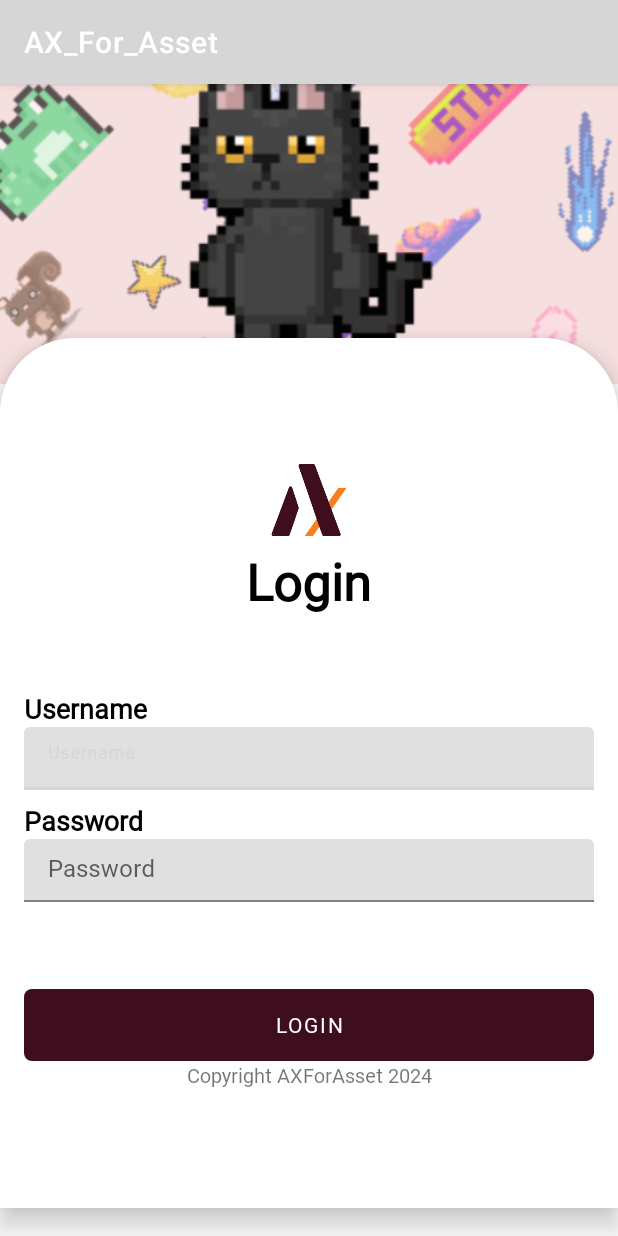
After one commit to ZivFerdinand/AX_For_Asset_Android, an Android app: the LoginActivity screen opened directly, with no data from a screen before it, on a phone screen of 412 x 824 dp. The commit adds this screen. Run offline under Robolectric (Android 15) with nearby library versions, the phone set to English and light mode, and no system bars.

Commit message:
Temp Update Error Fixing

```diff
--- a/app/src/main/AndroidManifest.xml
+++ b/app/src/main/AndroidManifest.xml
@@ -12,6 +12,12 @@
         android:theme="@style/Theme.AxForAsset"
         tools:targetApi="31">
         <activity
+            android:name=".ProfileActivity"
+            android:exported="false" />
+        <activity
+            android:name=".LoginActivity"
+            android:exported="false" />
+        <activity
             android:name=".MainActivity"
             android:exported="true">
             <intent-filter>
--- /dev/null
+++ b/app/src/main/java/com/example/axforasset/LoginActivity.java
@@ -0,0 +1,14 @@
+package com.example.axforasset;
+
+import androidx.appcompat.app.AppCompatActivity;
+
+import android.os.Bundle;
+
+public class LoginActivity extends AppCompatActivity {
+
+    @Override
+    protected void onCreate(Bundle savedInstanceState) {
+        super.onCreate(savedInstanceState);
+        setContentView(R.layout.activity_login);
+    }
+}
--- /dev/null
+++ b/app/src/main/res/drawable/button_background.xml
@@ -0,0 +1,4 @@
+<?xml version="1.0" encoding="utf-8"?>
+<shape xmlns:android="http://schemas.android.com/apk/res/android">
+    <corners android:radius="5dp"/> <!-- Border radius -->
+</shape>
--- /dev/null
+++ b/app/src/main/res/drawable/rounded_rectangle_bg.xml
@@ -0,0 +1,4 @@
+<shape xmlns:android="http://schemas.android.com/apk/res/android">
+    <corners android:topLeftRadius="50dp" android:topRightRadius="50dp"  />
+    <solid android:color="#ffffff" />
+</shape>
--- /dev/null
+++ b/app/src/main/res/drawable/text_field.xml
@@ -0,0 +1,5 @@
+<?xml version="1.0" encoding="utf-8"?>
+<shape xmlns:android="http://schemas.android.com/apk/res/android">
+    <corners android:radius="10dp"/> <!-- Border radius -->
+    <solid android:color="@android:color/white"/>
+</shape>
--- /dev/null
+++ b/app/src/main/res/layout/activity_login.xml
@@ -0,0 +1,165 @@
+<?xml version="1.0" encoding="utf-8"?>
+<androidx.constraintlayout.widget.ConstraintLayout xmlns:android="http://schemas.android.com/apk/res/android"
+    xmlns:app="http://schemas.android.com/apk/res-auto"
+    android:layout_width="match_parent"
+    android:layout_height="match_parent"
+    android:background="#ffffff">
+
+    <!-- FrameLayout to stack ImageView and LinearLayout -->
+    <FrameLayout
+        android:layout_width="0dp"
+        android:layout_height="0dp"
+        app:layout_constraintTop_toTopOf="parent"
+        app:layout_constraintBottom_toBottomOf="parent"
+        app:layout_constraintStart_toStartOf="parent"
+        app:layout_constraintEnd_toEndOf="parent"
+        app:layout_constraintHeight_percent="1">
+
+        <!-- Image at the top (20% of the screen height) -->
+        <ImageView
+            android:id="@+id/top_image"
+            android:layout_width="match_parent"
+            android:layout_height="200dp"
+            android:scaleType="centerCrop"
+            android:src="@drawable/cat_login"
+            app:layout_constraintTop_toTopOf="parent"
+            app:layout_constraintBottom_toTopOf="@+id/login_container"
+            app:layout_constraintStart_toStartOf="parent"
+            app:layout_constraintEnd_toEndOf="parent"
+            app:layout_constraintHeight_percent="0.3" />
+
+        <!-- Rounded rectangle container -->
+        <LinearLayout
+            android:id="@+id/login_container"
+            android:layout_width="match_parent"
+            android:layout_height="580dp"
+            android:layout_gravity="center"
+            android:layout_marginTop="75dp"
+            android:background="@drawable/rounded_rectangle_bg"
+            android:elevation="10dp"
+            android:orientation="vertical"
+            android:gravity="center"
+            android:padding="16dp">
+
+
+            <ImageView
+                android:id="@+id/imageView"
+                android:layout_width="60dp"
+                android:layout_height="60dp"
+                android:scaleType="fitCenter"
+                android:scaleX="2"
+                android:scaleY="2"
+                android:src="@drawable/logo"
+                />
+            <TextView
+                android:id="@+id/login_title"
+                android:layout_width="wrap_content"
+                android:layout_height="wrap_content"
+                android:layout_gravity="center"
+                android:fontFamily="@font/sf_pro"
+                android:layout_marginBottom="50dp"
+                android:text="Login"
+                android:textColor="#000000"
+                android:textSize="34sp"
+                android:textStyle="bold" />
+            <TextView
+                android:id="@+id/usernameLabel"
+                android:layout_width="wrap_content"
+                android:layout_height="wrap_content"
+                android:layout_gravity="start"
+                android:fontFamily="@font/sf_pro"
+                android:text="Username"
+                android:textColor="#000000"
+                android:textSize="18sp"
+                android:textStyle="bold" />
+            <!-- Username field with TextInputLayout -->
+            <com.google.android.material.textfield.TextInputLayout
+                android:layout_width="match_parent"
+                android:layout_height="wrap_content"
+                android:background="@drawable/text_field"
+                android:fontFamily="@font/sf_pro"
+                android:layout_marginBottom="8dp">
+
+                <com.google.android.material.textfield.TextInputEditText
+                    android:id="@+id/username"
+                    android:layout_width="match_parent"
+                    android:layout_height="wrap_content"
+                    android:fontFamily="@font/sf_pro"
+                    android:hint="Username"
+                    android:padding="10dp" />
+
+            </com.google.android.material.textfield.TextInputLayout>
+
+            <!-- Error message for username -->
+            <TextView
+                android:id="@+id/username_error"
+                android:layout_width="match_parent"
+                android:layout_height="wrap_content"
+                android:text="Error message for username"
+                android:fontFamily="@font/sf_pro"
+                android:textColor="#ff0000"
+                android:visibility="gone" />
+            <TextView
+                android:id="@+id/passwordLabel"
+                android:layout_width="wrap_content"
+                android:layout_height="wrap_content"
+                android:layout_gravity="start"
+                android:fontFamily="@font/sf_pro"
+                android:text="Password"
+                android:textColor="#000000"
+                android:textSize="18sp"
+                android:textStyle="bold" />
+            <!-- Password field with TextInputLayout -->
+            <com.google.android.material.textfield.TextInputLayout
+                android:layout_width="match_parent"
+                android:layout_height="wrap_content"
+                android:background="@drawable/text_field"
+                android:fontFamily="@font/sf_pro"
+                android:layout_marginBottom="8dp">
+
+                <com.google.android.material.textfield.TextInputEditText
+                    android:id="@+id/password"
+                    android:layout_width="match_parent"
+                    android:layout_height="wrap_content"
+                    android:hint="Password"
+                    android:fontFamily="@font/sf_pro"
+                    android:inputType="textPassword"
+                    android:padding="10dp" />
+
+            </com.google.android.material.textfield.TextInputLayout>
+
+            <!-- Error message for password -->
+            <TextView
+                android:id="@+id/password_error"
+                android:layout_width="match_parent"
+                android:layout_height="wrap_content"
+                android:text="Error message for password"
+                android:fontFamily="@font/sf_pro"
+                android:textColor="#ff0000"
+                android:visibility="gone" />
+
+            <!-- Login button -->
+            <Button
+                android:id="@+id/login_button"
+                android:layout_width="match_parent"
+                android:layout_height="wrap_content"
+                android:layout_marginTop="50dp"
+                android:background="@drawable/button_background"
+                android:fontFamily="@font/sf_pro"
+                android:text="Login"
+                app:backgroundTint="@color/old_orange" />
+
+
+            <TextView
+                android:id="@+id/copyright"
+                android:layout_width="match_parent"
+                android:fontFamily="@font/sf_pro"
+                android:layout_height="wrap_content"
+                android:gravity="center"
+                android:textSize="13sp"
+                android:text="@string/desc_copyright"/>
+        </LinearLayout>
+
+    </FrameLayout>
+
+</androidx.constraintlayout.widget.ConstraintLayout>
--- a/app/src/main/res/values/colors.xml
+++ b/app/src/main/res/values/colors.xml
@@ -1,10 +1,6 @@
 <?xml version="1.0" encoding="utf-8"?>
 <resources>
-    <color name="purple_200">#FFBB86FC</color>
-    <color name="purple_500">#FF6200EE</color>
-    <color name="purple_700">#FF3700B3</color>
-    <color name="teal_200">#FF03DAC5</color>
-    <color name="teal_700">#FF018786</color>
     <color name="black">#FF000000</color>
     <color name="white">#FFFFFFFF</color>
+    <color name="old_orange">#3E0E1E</color>
 </resources>
```
Also changed, not shown: app/src/main/java/com/example/axforasset/ProfileActivity.java (added, +14 -0 lines), app/src/main/res/drawable/circle_background.xml (added, +9 -0 lines), app/src/main/res/drawable/gradient_background.xml (added, +11 -0 lines), app/src/main/res/drawable/ic_launcher_foreground.xml (added, +30 -0 lines), app/src/main/res/layout/activity_main.xml (+65 -4 lines), app/src/main/res/layout/activity_profile.xml (added, +158 -0 lines), app/src/main/res/values/strings.xml (+6 -1 lines), app/src/main/res/drawable/background_profile.png (added), app/src/main/res/drawable/cat_login.png (added), app/src/main/res/drawable/logo.png (added), app/src/main/res/drawable/logo_full.png (added), app/src/main/res/drawable/profile_image.jpg (added).
